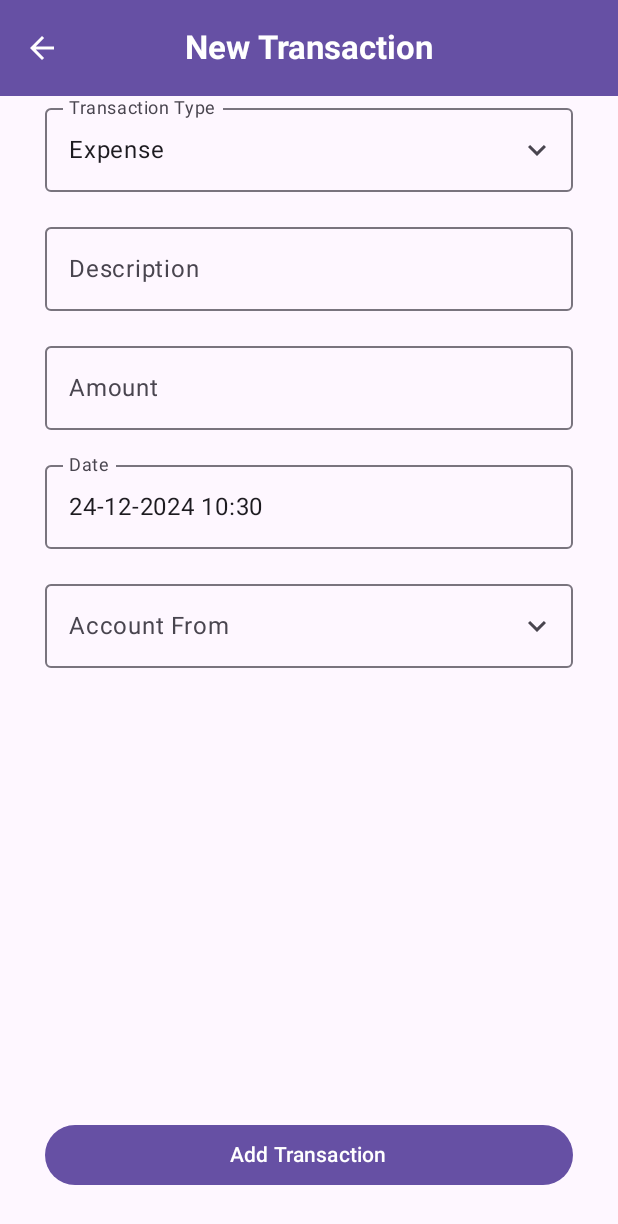
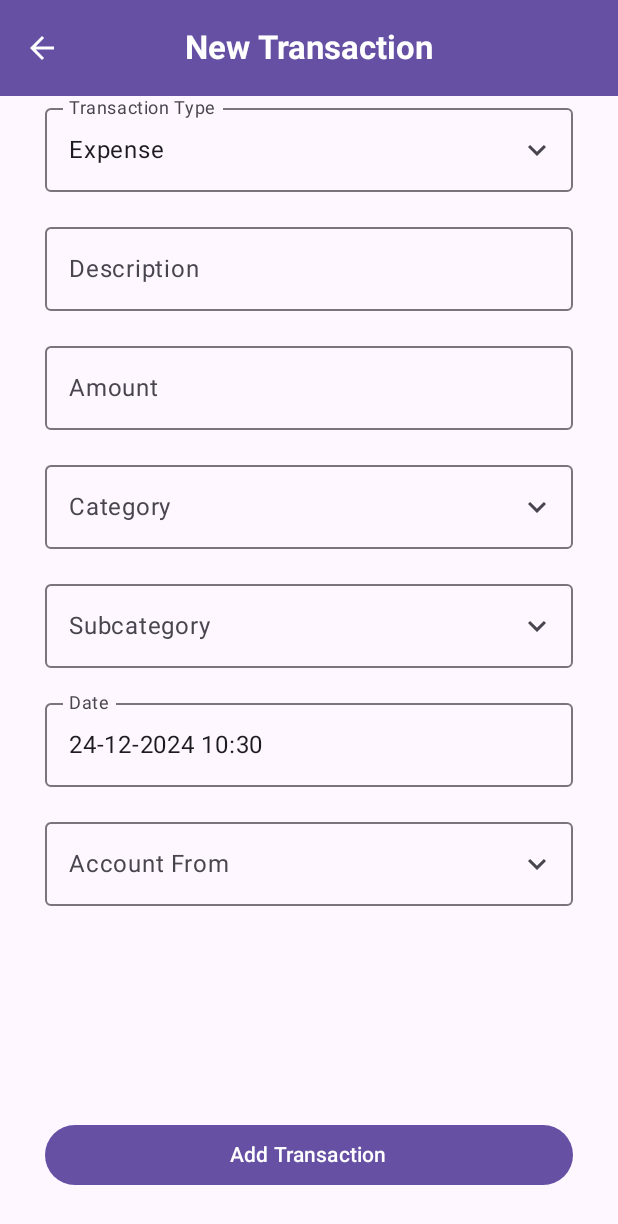
Before and after one commit to michelxu/walletman, an Android app built with Jetpack Compose: the screen it shows after launch (MainActivity), item 2 of the bottom bar chosen, on a phone screen of 412 x 824 dp. Shown: the top 1224 px of the screen. Run offline under Robolectric (Android 15) with nearby library versions, the phone set to English and light mode, and no system bars; our stand-ins replace Dagger/Hilt's generated code, Room's generated code.

Commit message:
Category and Subcategory en TransactionAddView

```diff
--- a/app/src/main/java/com/xmichxl/walletmanapp/MainActivity.kt
+++ b/app/src/main/java/com/xmichxl/walletmanapp/MainActivity.kt
@@ -11,6 +11,8 @@ import androidx.compose.material3.Scaffold
 import androidx.compose.ui.Modifier
 import com.xmichxl.walletmanapp.core.navigation.NavManager
 import com.xmichxl.walletmanapp.features.account.viewmodels.AccountViewModel
+import com.xmichxl.walletmanapp.features.category.viewmodels.CategoryViewModel
+import com.xmichxl.walletmanapp.features.subcategory.viewmodels.SubcategoryViewModel
 import com.xmichxl.walletmanapp.features.transaction.viewmodels.TransactionViewModel
 import com.xmichxl.walletmanapp.ui.theme.WalletmanappTheme
 import dagger.hilt.android.AndroidEntryPoint
@@ -23,6 +25,8 @@ class MainActivity : ComponentActivity() {
 
         val accountViewModel: AccountViewModel by viewModels()
         val transactionViewModel: TransactionViewModel by viewModels()
+        val categoryViewModel: CategoryViewModel by viewModels()
+        val subcategoryViewModel: SubcategoryViewModel by viewModels()
 
         setContent {
             WalletmanappTheme {
@@ -30,7 +34,9 @@ class MainActivity : ComponentActivity() {
                     NavManager(
                         modifier = Modifier.padding(innerPadding),
                         accountViewModel,
-                        transactionViewModel
+                        transactionViewModel,
+                        categoryViewModel,
+                        subcategoryViewModel
                     )
                 }
             }
--- a/app/src/main/java/com/xmichxl/walletmanapp/core/components/FormComponents.kt
+++ b/app/src/main/java/com/xmichxl/walletmanapp/core/components/FormComponents.kt
@@ -203,7 +203,7 @@ fun DropdownTextField(
 }
 
 @Composable
-fun AccountDropdownTextField(
+fun NameIdDropdownTextField(
     value: String,
     onValueChange: (String, Int?) -> Unit, // Add a way to return the ID
     list: List<Pair<String, Int>>, // List of names and their IDs
--- a/app/src/main/java/com/xmichxl/walletmanapp/core/di/AppModule.kt
+++ b/app/src/main/java/com/xmichxl/walletmanapp/core/di/AppModule.kt
@@ -77,16 +77,16 @@ class AppModule {
 
             if (categoryDao.getAllCategories().firstOrNull()?.isEmpty() == true) {
                 // Insert categories
-                val foodCategoryId = categoryDao.insert(Category(name = "Food"))
-                val shoppingCategoryId = categoryDao.insert(Category(name = "Shopping"))
-                val housingCategoryId = categoryDao.insert(Category(name = "Housing"))
-                val transportationCategoryId = categoryDao.insert(Category(name = "Transportation"))
-                val vehicleCategoryId = categoryDao.insert(Category(name = "Vehicle"))
-                val lifeCategoryId = categoryDao.insert(Category(name = "Life & Entertainment"))
-                val communicationCategoryId = categoryDao.insert(Category(name = "Communication"))
-                val financialCategoryId = categoryDao.insert(Category(name = "Financial expenses"))
-                val incomeCategoryId = categoryDao.insert(Category(name = "Income"))
-                val otherCategoryId = categoryDao.insert(Category(name = "Other"))
+                val foodCategoryId = categoryDao.insert(Category(name = "Food", icon = "food", color = "yellow"))
+                val shoppingCategoryId = categoryDao.insert(Category(name = "Shopping", icon = "shopping", color = "yellow"))
+                val housingCategoryId = categoryDao.insert(Category(name = "Housing", icon = "house", color = "yellow"))
+                val transportationCategoryId = categoryDao.insert(Category(name = "Transportation", icon = "transport", color = "yellow"))
+                val vehicleCategoryId = categoryDao.insert(Category(name = "Vehicle", icon = "vehicle", color = "yellow"))
+                val lifeCategoryId = categoryDao.insert(Category(name = "Life & Entertainment", icon = "entertainment", color = "yellow"))
+                val communicationCategoryId = categoryDao.insert(Category(name = "Communication", icon = "communication", color = "yellow"))
+                val financialCategoryId = categoryDao.insert(Category(name = "Financial expenses", icon = "bank", color = "yellow"))
+                val incomeCategoryId = categoryDao.insert(Category(name = "Income", icon = "income", color = "green"))
+                val otherCategoryId = categoryDao.insert(Category(name = "Other", icon = "other", color = "gray"))
 
                 // Insert subcategories
                 // Food
--- a/app/src/main/java/com/xmichxl/walletmanapp/core/navigation/NavManager.kt
+++ b/app/src/main/java/com/xmichxl/walletmanapp/core/navigation/NavManager.kt
@@ -11,6 +11,8 @@ import com.xmichxl.walletmanapp.core.views.HomeView
 import com.xmichxl.walletmanapp.features.account.viewmodels.AccountViewModel
 import com.xmichxl.walletmanapp.features.account.views.AccountAddView
 import com.xmichxl.walletmanapp.features.account.views.AccountEditView
+import com.xmichxl.walletmanapp.features.category.viewmodels.CategoryViewModel
+import com.xmichxl.walletmanapp.features.subcategory.viewmodels.SubcategoryViewModel
 import com.xmichxl.walletmanapp.features.transaction.viewmodels.TransactionViewModel
 import com.xmichxl.walletmanapp.features.transaction.views.TransactionAddView
 import com.xmichxl.walletmanapp.features.transaction.views.TransactionEditView
@@ -19,7 +21,9 @@ import com.xmichxl.walletmanapp.features.transaction.views.TransactionEditView
 fun NavManager(
     modifier: Modifier,
     accountViewModel: AccountViewModel,
-    transactionViewModel: TransactionViewModel
+    transactionViewModel: TransactionViewModel,
+    categoryViewModel: CategoryViewModel,
+    subcategoryViewModel: SubcategoryViewModel
 ) {
 
     val navController = rememberNavController()
@@ -42,7 +46,7 @@ fun NavManager(
 
         // ************ TRANSACTION
         composable("TransactionAddView") {
-            TransactionAddView(navController, modifier, transactionViewModel, accountViewModel)
+            TransactionAddView(navController, modifier, transactionViewModel, accountViewModel, categoryViewModel)
         }
         composable("TransactionEditView/{id}", arguments = listOf(
             navArgument("id") { type = NavType.LongType }
--- a/app/src/main/java/com/xmichxl/walletmanapp/core/utils/AppConstants.kt
+++ b/app/src/main/java/com/xmichxl/walletmanapp/core/utils/AppConstants.kt
@@ -40,6 +40,8 @@ const val FORM_ERROR_DESCRIPTION = "Description cannot be empty"
 const val FORM_ERROR_DATE = "Date cannot be empty"
 const val FORM_ERROR_ACCOUNT_FROM = "Account From type cannot be empty"
 const val FORM_ERROR_ACCOUNT_TO = "Account To type cannot be empty"
+const val FORM_ERROR_CATEGORY = "Category type cannot be empty"
+const val FORM_ERROR_SUBCATEGORY = "Subcategory type cannot be empty"
 
 
 enum class AccountStatus(val value: Int) {
--- a/app/src/main/java/com/xmichxl/walletmanapp/features/shared/data/AccountTransactionRepository.kt
+++ b/app/src/main/java/com/xmichxl/walletmanapp/features/shared/data/AccountTransactionRepository.kt
@@ -47,10 +47,10 @@ class AccountTransactionRepository(
             // Fetch the old transaction from the database
             val oldTransaction = transactionDao.getTransactionById(transaction.id).first()
 
-            // Update the transaction in the database
+            // 1. Update the transaction in the database
             transactionDao.update(transaction)
 
-            // Adjust the account balance using the old and new amounts
+            // 2. Adjust the account balance using the old and new amounts
             updateAccountBalance(transaction, oldTransaction.amount)
         }
     }
--- a/app/src/main/java/com/xmichxl/walletmanapp/features/transaction/data/TransactionDao.kt
+++ b/app/src/main/java/com/xmichxl/walletmanapp/features/transaction/data/TransactionDao.kt
@@ -25,6 +25,7 @@ interface TransactionDao {
     @Delete
     suspend fun delete(transaction: Transaction)
 
+    // Transaction with Account
     @androidx.room.Transaction
     @Query("SELECT * FROM transactions WHERE id = :id")
     fun getTransactionWithAccountsById(id: Long): Flow<TransactionWithAccounts>
--- /dev/null
+++ b/app/src/main/java/com/xmichxl/walletmanapp/features/transaction/data/TransactionWithDetails.kt
@@ -0,0 +1,5 @@
+package com.xmichxl.walletmanapp.features.transaction.data
+
+data class TransactionWithDetails(
+
+)
--- a/app/src/main/java/com/xmichxl/walletmanapp/features/transaction/viewmodels/TransactionViewModel.kt
+++ b/app/src/main/java/com/xmichxl/walletmanapp/features/transaction/viewmodels/TransactionViewModel.kt
@@ -6,6 +6,8 @@ import androidx.lifecycle.viewModelScope
 import com.xmichxl.walletmanapp.features.category.data.Category
 import com.xmichxl.walletmanapp.features.category.data.CategoryRepository
 import com.xmichxl.walletmanapp.features.shared.data.AccountTransactionRepository
+import com.xmichxl.walletmanapp.features.subcategory.data.Subcategory
+import com.xmichxl.walletmanapp.features.subcategory.data.SubcategoryRepository
 import com.xmichxl.walletmanapp.features.transaction.data.Transaction
 import com.xmichxl.walletmanapp.features.transaction.data.TransactionRepository
 import com.xmichxl.walletmanapp.features.transaction.data.TransactionWithAccounts
@@ -19,7 +21,8 @@ import javax.inject.Inject
 class TransactionViewModel @Inject constructor(
     private val repository: TransactionRepository,
     private val sharedRepository: AccountTransactionRepository,
-    private val categoryRepository: CategoryRepository
+    private val categoryRepository: CategoryRepository,
+    private val subcategoryRepository: SubcategoryRepository
 ): ViewModel() {
     // StateFlow to expose the list of transactions
     private val _transactionList = MutableStateFlow<List<Transaction>>(emptyList())
@@ -38,10 +41,26 @@ class TransactionViewModel @Inject constructor(
     private val _categoryList = MutableStateFlow<List<Category>>(emptyList())
     val categoryList = _categoryList.asStateFlow()
 
+    private val _subcategoryList = MutableStateFlow<List<Subcategory>>(emptyList())
+    val subcategoryList = _subcategoryList.asStateFlow()
+
+    private val _selectedCategoryId = MutableStateFlow<Int?>(null)
+    val selectedCategoryId = _selectedCategoryId.asStateFlow()
+
+    fun setSelectedCategoryId(id: Int) {
+        _selectedCategoryId.value = id
+    }
+
     init {
         //loadTransactions()
         loadTransactionsWithAccounts()
         loadCategories()
+
+        viewModelScope.launch {
+            selectedCategoryId.collect { id ->
+                id?.let { loadSubcategories(it) }
+            }
+        }
     }
 
     // Function to load transactions
@@ -64,6 +83,14 @@ class TransactionViewModel @Inject constructor(
         viewModelScope.launch {
             categoryRepository.getAllCategories().collect { items ->
                 _categoryList.value = if (items.isNullOrEmpty()) emptyList() else items
+            }
+        }
+    }
+
+    private fun loadSubcategories(id: Int) {
+        viewModelScope.launch {
+            subcategoryRepository.getSubcategoriesByCategoryId(id).collect { items ->
+                _subcategoryList.value = if (items.isNullOrEmpty()) emptyList() else items
             }
         }
     }
--- a/app/src/main/java/com/xmichxl/walletmanapp/features/transaction/views/TransactionAddView.kt
+++ b/app/src/main/java/com/xmichxl/walletmanapp/features/transaction/views/TransactionAddView.kt
@@ -19,7 +19,7 @@ import androidx.compose.runtime.remember
 import androidx.compose.runtime.setValue
 import androidx.compose.ui.Modifier
 import androidx.navigation.NavController
-import com.xmichxl.walletmanapp.core.components.AccountDropdownTextField
+import com.xmichxl.walletmanapp.core.components.NameIdDropdownTextField
 import com.xmichxl.walletmanapp.core.components.ButtonAtBottom
 import com.xmichxl.walletmanapp.core.components.DatePickerTextField
 import com.xmichxl.walletmanapp.core.components.DropdownTextField
@@ -32,12 +32,16 @@ import com.xmichxl.walletmanapp.core.utils.AppConstants
 import com.xmichxl.walletmanapp.core.utils.FORM_ERROR_ACCOUNT_FROM
 import com.xmichxl.walletmanapp.core.utils.FORM_ERROR_ACCOUNT_TO
 import com.xmichxl.walletmanapp.core.utils.FORM_ERROR_AMOUNT
+import com.xmichxl.walletmanapp.core.utils.FORM_ERROR_CATEGORY
 import com.xmichxl.walletmanapp.core.utils.FORM_ERROR_DESCRIPTION
+import com.xmichxl.walletmanapp.core.utils.FORM_ERROR_SUBCATEGORY
 import com.xmichxl.walletmanapp.core.utils.TransactionType
 import com.xmichxl.walletmanapp.core.utils.getCurrentDateTime
 import com.xmichxl.walletmanapp.core.utils.validateInput
 import com.xmichxl.walletmanapp.features.account.utils.getDisplayName
 import com.xmichxl.walletmanapp.features.account.viewmodels.AccountViewModel
+import com.xmichxl.walletmanapp.features.category.viewmodels.CategoryViewModel
+import com.xmichxl.walletmanapp.features.subcategory.viewmodels.SubcategoryViewModel
 import com.xmichxl.walletmanapp.features.transaction.data.Transaction
 import com.xmichxl.walletmanapp.features.transaction.viewmodels.TransactionViewModel
 
@@ -47,7 +51,8 @@ fun TransactionAddView(
     navController: NavController,
     modifier: Modifier,
     transactionViewModel: TransactionViewModel,
-    accountViewModel: AccountViewModel
+    accountViewModel: AccountViewModel,
+    categoryViewModel: CategoryViewModel,
 ) {
     Scaffold(topBar = {
         CenterAlignedTopAppBar(title = { MainTitle(title = "New Transaction") },
@@ -60,7 +65,7 @@ fun TransactionAddView(
                 }
             })
     }) {
-        ContentTransactionAddView(it, navController, transactionViewModel, accountViewModel)
+        ContentTransactionAddView(it, navController, transactionViewModel, accountViewModel, categoryViewModel)
     }
 }
 
@@ -70,7 +75,8 @@ fun ContentTransactionAddView(
     it: PaddingValues,
     navController: NavController,
     transactionViewModel: TransactionViewModel,
-    accountViewModel: AccountViewModel
+    accountViewModel: AccountViewModel,
+    categoryViewModel: CategoryViewModel,
 ) {
     var type by remember { mutableStateOf("Expense") }
     var description by remember { mutableStateOf("") }
@@ -80,21 +86,35 @@ fun ContentTransactionAddView(
     var accountFromId by remember { mutableStateOf("") } // Store id to save in the database
     var accountToName by remember { mutableStateOf("") }
     var accountToId by remember { mutableStateOf("") }
+    var categoryName by remember { mutableStateOf("") }
+    var categoryId by remember { mutableStateOf("") }
+    var subcategoryName by remember { mutableStateOf("") }
+    var subcategoryId by remember { mutableStateOf("") }
 
     var errorMessage by remember { mutableStateOf<String?>(null) }
 
     // Collect accounts from AccountViewModel
     val accountList by accountViewModel.accountList.collectAsState()
+    val categoryList by transactionViewModel.categoryList.collectAsState()
+    val subcategoryList by transactionViewModel.subcategoryList.collectAsState()
     val transactionTypes = AppConstants.transactionTypes
 
-    val categoryList by transactionViewModel.categoryList.collectAsState()
     Log.d("categoryList", categoryList.toString())
+    Log.d("subcategoryList", subcategoryList.toString())
 
     Column(modifier = Modifier.padding(it)) {
         // ********************* ACCOUNT TYPE
         DropdownTextField(
             value = type,
-            onValueChange = { type = it },
+            onValueChange = {
+                type = it
+                if (type == TransactionType.TRANSFER.value) {
+                    categoryName = ""
+                    categoryId = ""
+                    subcategoryName = ""
+                    subcategoryId = ""
+                }
+            },
             list = transactionTypes,
             label = "Transaction Type"
         )
@@ -121,6 +141,33 @@ fun ContentTransactionAddView(
         )
         if (errorMessage == FORM_ERROR_AMOUNT) WarningFormText(title = FORM_ERROR_AMOUNT)
 
+        // ********************* CATEGORY
+        NameIdDropdownTextField(
+            value = categoryName,
+            onValueChange = { name, id ->
+                categoryName = name
+                categoryId = id.toString()
+                transactionViewModel.setSelectedCategoryId(id!!)
+            },
+            list = categoryList.map { it.name to it.id }, // Convert Account to Pair<String, Int>
+            label = "Category",
+            isErrorMsg = errorMessage == FORM_ERROR_CATEGORY
+        )
+        if (errorMessage == FORM_ERROR_CATEGORY) WarningFormText(title = FORM_ERROR_CATEGORY)
+
+        // ********************* SUBCATEGORY
+        NameIdDropdownTextField(
+            value = subcategoryName,
+            onValueChange = { name, id ->
+                subcategoryName = name
+                subcategoryId = id.toString()
+            },
+            list = subcategoryList.map { it.name to it.id }, // Convert Account to Pair<String, Int>
+            label = "Subcategory",
+            isErrorMsg = errorMessage == FORM_ERROR_SUBCATEGORY
+        )
+        if (errorMessage == FORM_ERROR_SUBCATEGORY) WarningFormText(title = FORM_ERROR_SUBCATEGORY)
+
         // ********************* DATE
         DatePickerTextField(
             label = "Date",
@@ -133,7 +180,7 @@ fun ContentTransactionAddView(
         // ********************* ACCOUNT FROM
         if (type == TransactionType.EXPENSE.value || type == TransactionType.TRANSFER.value)
         {
-            AccountDropdownTextField(
+            NameIdDropdownTextField(
                 value = accountFromName,
                 onValueChange = { name, id ->
                     accountFromName = name
@@ -150,14 +197,14 @@ fun ContentTransactionAddView(
         // ********************* ACCOUNT TO
         if (type == TransactionType.INCOME.value || type == TransactionType.TRANSFER.value)
         {
-            AccountDropdownTextField(
+            NameIdDropdownTextField(
                 value = accountToName,
                 onValueChange = { name, id ->
                     accountToName = name
                     accountToId = id.toString()
                     if (type != TransactionType.TRANSFER.value) accountFromName = ""
                 },
-                list = accountList.map { it.name to it.id }, // Convert Account to Pair<String, Int>
+                list = accountList.map { it.getDisplayName() to it.id }, // Convert Account to Pair<String, Int>
                 label = "Account To",
                 isErrorMsg = errorMessage == FORM_ERROR_ACCOUNT_TO
             )
@@ -177,6 +224,12 @@ fun ContentTransactionAddView(
                     type == TransactionType.INCOME.value && accountToName.isBlank() || type == TransactionType.TRANSFER.value && accountToName.isBlank() -> {
                         errorMessage = FORM_ERROR_ACCOUNT_TO
                     }
+                    type == TransactionType.EXPENSE.value && categoryName.isBlank() || type == TransactionType.INCOME.value && categoryName.isBlank() -> {
+                        errorMessage = FORM_ERROR_CATEGORY
+                    }
+                    type == TransactionType.EXPENSE.value && subcategoryName.isBlank() || type == TransactionType.INCOME.value && subcategoryName.isBlank() -> {
+                        errorMessage = FORM_ERROR_SUBCATEGORY
+                    }
                     description.isBlank() -> errorMessage = FORM_ERROR_DESCRIPTION
                     amount.isBlank() -> errorMessage = FORM_ERROR_AMOUNT
                     else -> {
@@ -186,7 +239,8 @@ fun ContentTransactionAddView(
                             amount = amount.toDouble(),
                             date = date,
                             accountToId = if(accountToName.isNotBlank()) accountToId.toInt() else null,
-                            accountFromId = if (accountFromName.isNotBlank()) accountFromId.toInt() else null
+                            accountFromId = if (accountFromName.isNotBlank()) accountFromId.toInt() else null,
+                            subcategoryId = if(subcategoryName.isNotBlank()) subcategoryId.toInt() else null
                         )
 
                         transactionViewModel.createTransactionAndUpdateBalance(newTransaction)
```
